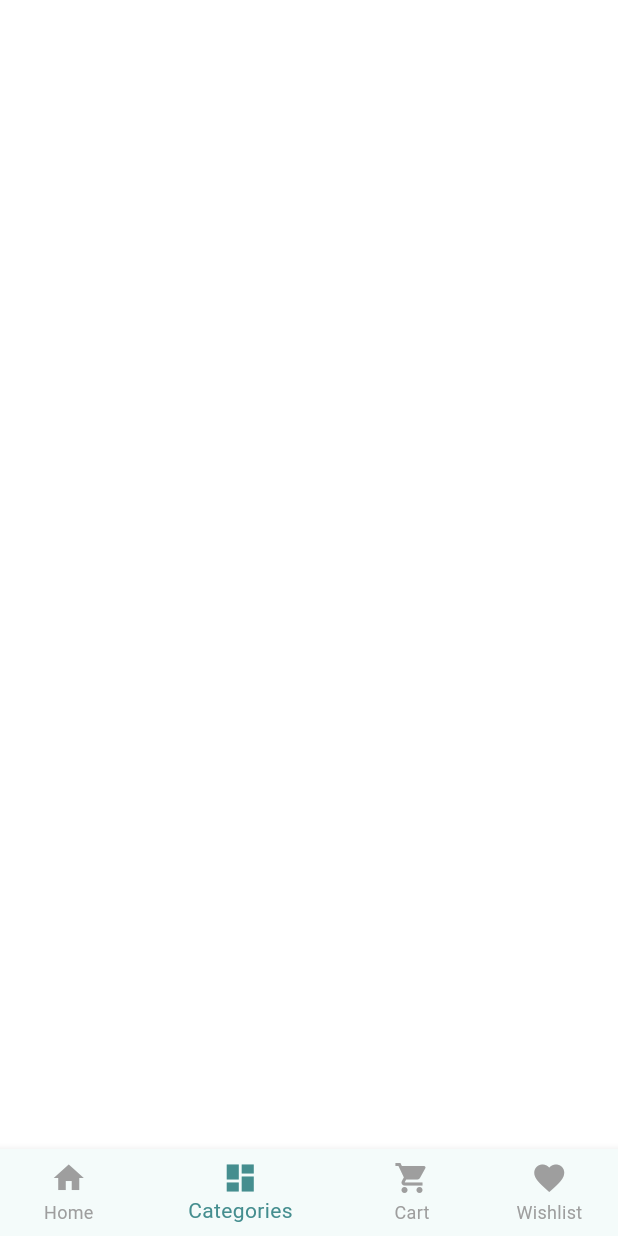
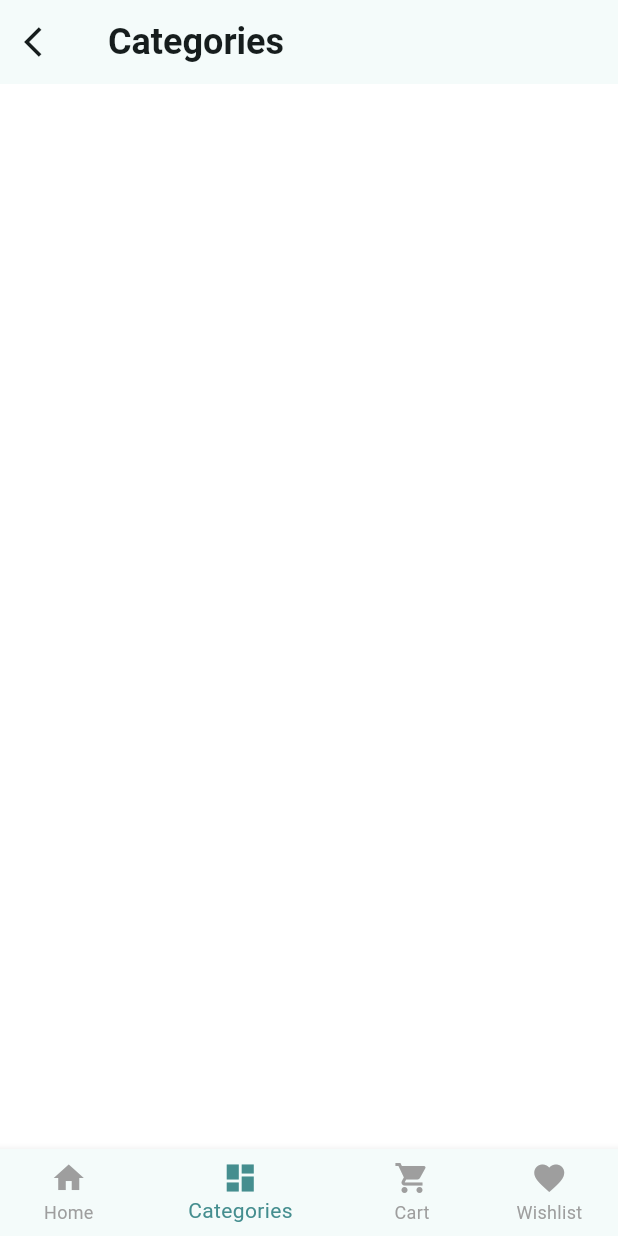
Before and after one commit to sanahid120/CraftyBay, a Flutter app: the screen it shows after launch, item 2 of the bottom bar chosen, on a phone screen of 412 x 824 dp. Run offline on Flutter 3.47's test engine with Material 3 defaults, Android fonts, the phone set to English and light mode, and no system bars; our stand-ins replace carousel_slider, email_validator, flutter_svg, pin_code_fields; generated files the repository leaves out were written again.

Commit message:
init category_screen.dart

```diff
--- /dev/null
+++ b/lib/features/category/presentaion/screens/category_screen.dart
@@ -0,0 +1,33 @@
+import 'package:craftybay/shared/presentation/widgets/category_card.dart';
+import 'package:flutter/material.dart';
+import 'package:provider/provider.dart';
+
+import '../../../../shared/presentation/provider/homepage_main_nav_provider.dart';
+
+class CategoryScreen extends StatefulWidget {
+  const CategoryScreen({super.key});
+
+  @override
+  State<CategoryScreen> createState() => _CategoryScreenState();
+}
+
+class _CategoryScreenState extends State<CategoryScreen> {
+  @override
+  Widget build(BuildContext context) {
+    return Scaffold(
+      appBar: AppBar(
+        title: const Text("Categories", style: TextStyle(fontSize: 24)),
+
+        leading: IconButton(
+          onPressed: () {
+            context.read<HomepageMainNavProvider>().moveToHomepage();
+          },
+          icon: const Icon(Icons.arrow_back_ios),
+        ),
+      ),
+
+
+
+    );
+  }
+}
--- a/lib/shared/presentation/screens/homepage_bottom_nav_bar.dart
+++ b/lib/shared/presentation/screens/homepage_bottom_nav_bar.dart
@@ -1,4 +1,5 @@
 import 'package:craftybay/app/app_colors.dart';
+import 'package:craftybay/features/category/presentaion/screens/category_screen.dart';
 import 'package:craftybay/features/home/presentation/screens/HomeScreen.dart';
 import 'package:craftybay/shared/presentation/provider/homepage_main_nav_provider.dart';
 import 'package:flutter/material.dart';
@@ -15,7 +16,7 @@ class HomepageBottomNavBar extends StatefulWidget {
 class _HomepageBottomNavBarState extends State<HomepageBottomNavBar> {
   final List<Widget> _screens = [
     HomeScreen(),
-    SizedBox(),
+    CategoryScreen(),
     SizedBox(),
     SizedBox(),
   ];
@@ -30,7 +31,9 @@ class _HomepageBottomNavBarState extends State<HomepageBottomNavBar> {
     return Consumer<HomepageMainNavProvider>(
       builder: (context, mainNavProvider, _) {
         return Scaffold(
-          body: SafeArea(child: _screens[mainNavProvider.selectedIndex]),
+          extendBody: true,
+
+          body: _screens[mainNavProvider.selectedIndex],
 
           bottomNavigationBar: BottomNavigationBar(
             onTap: (int index) {
--- a/lib/shared/presentation/widgets/category_card.dart
+++ b/lib/shared/presentation/widgets/category_card.dart
@@ -11,10 +11,12 @@ class CategoryCard extends StatelessWidget {
   @override
   Widget build(BuildContext context) {
     return Column(
+      mainAxisSize: MainAxisSize.min,
       spacing: 4,
       children: [
         Container(
-          padding: EdgeInsets.all(16),
+
+          padding: EdgeInsets.all(8),
           decoration: BoxDecoration(
             color: AppColors.themeColor.withAlpha(30),
             borderRadius: BorderRadius.circular(8),
```
Also changed, not shown: lib/features/home/presentation/screens/homescreen.dart (+8 -1 lines), lib/shared/presentation/provider/homepage_main_nav_provider.dart (+6 -1 lines).
